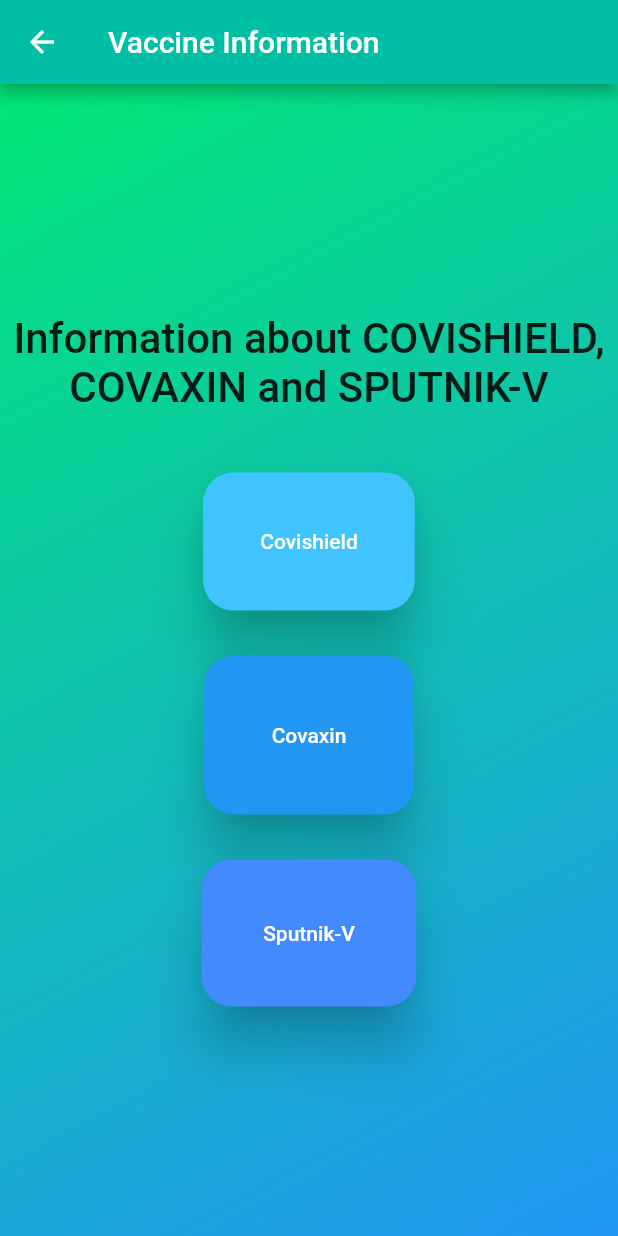
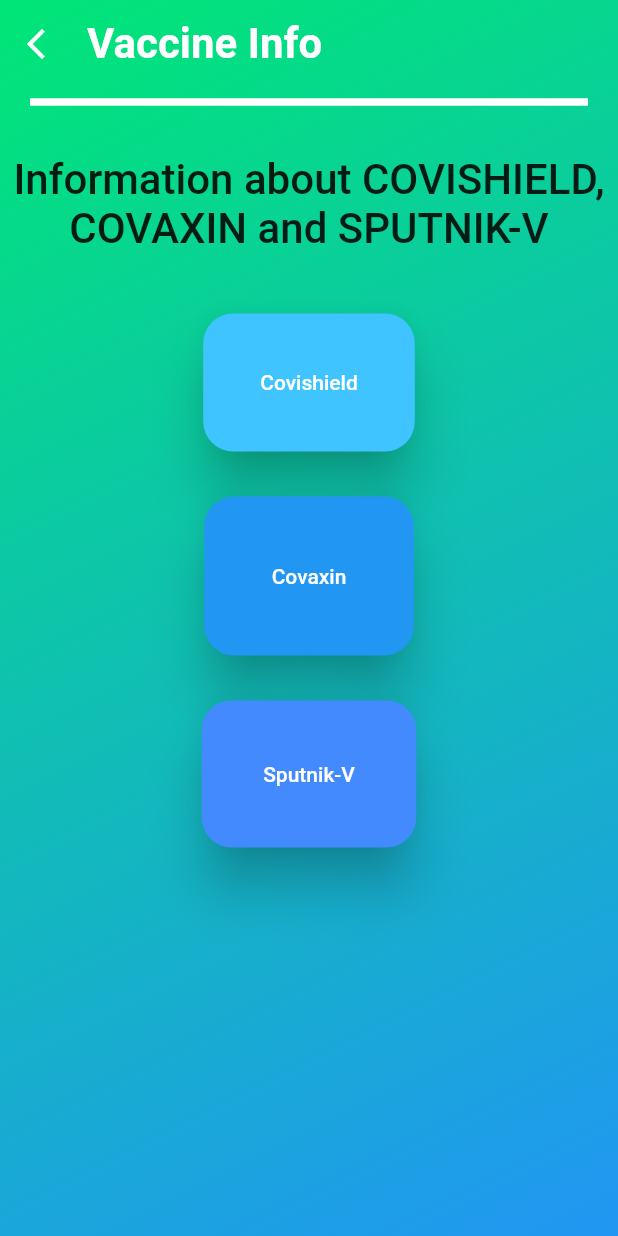
Before and after one commit to IshanRakte/CoviTrack, a Flutter app: the VaccineInfo screen opened by its route, on a phone screen of 412 x 824 dp. Run offline on Flutter 3.47's test engine with Material 2 defaults, Android fonts, the phone set to English and light mode, and no system bars.

Commit message:
vaccine info and vaccine tracker appbar added

```diff
--- a/covitrack/lib/screens/vaccine.dart
+++ b/covitrack/lib/screens/vaccine.dart
@@ -12,10 +12,10 @@ class _VaccineInfoState extends State<VaccineInfo> {
   Widget build(BuildContext context) {
     return Scaffold(
 
-      appBar: AppBar(
-        backgroundColor: Colors.tealAccent[700],
-        title: Text("Vaccine Information"),
-      ),
+      // appBar: AppBar(
+      //   backgroundColor: Colors.tealAccent[700],
+      //   title: Text("Vaccine Information"),
+      // ),
       body:Container(
          decoration: BoxDecoration(
            gradient: LinearGradient(
@@ -26,10 +26,42 @@ class _VaccineInfoState extends State<VaccineInfo> {
          ),
 
 
+        child: SafeArea(
           child: Column(
-          mainAxisAlignment: MainAxisAlignment.center,
             crossAxisAlignment: CrossAxisAlignment.center,
             children: <Widget>[
+              SizedBox(height: 5,),
+                        Row(
+                          children: [
+                            Row(
+                              children: [
+                                IconButton(
+                                  onPressed: (){
+                                    Navigator.pop(context);
+                                  },
+                                  icon: Icon(Icons.arrow_back_ios_new, color: Colors.white,),
+                                ),
+                              ],
+                            ),
+                            SizedBox(width: 10,),
+                            Text(
+                              'Vaccine Info',
+                              style: TextStyle(
+                                fontWeight: FontWeight.bold,
+                                fontSize: 28,
+                                color: Colors.white
+                              ),
+                            ),
+                          ],
+                        ),
+                        Divider(
+                          height: 30,
+                          thickness: 5,
+                          indent: 20,
+                          endIndent: 20,
+                          color: Colors.white,
+                        ),
+                        SizedBox(height: 20,),
               Text("Information about COVISHIELD, COVAXIN and SPUTNIK-V",
               textAlign: TextAlign.center,
               style: TextStyle(
@@ -103,6 +135,7 @@ class _VaccineInfoState extends State<VaccineInfo> {
             ],
           ),
         ),
+      ),
     );
   }
 }
```
Also changed, not shown: covitrack/lib/screens/vaccinetracker.dart (+56 -1 lines). Lines whose indentation alone changed are shown as unchanged.
